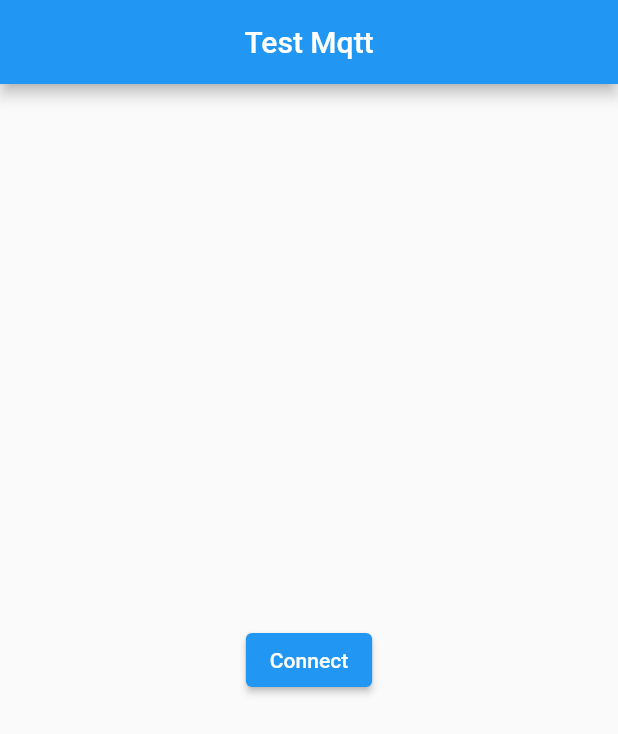
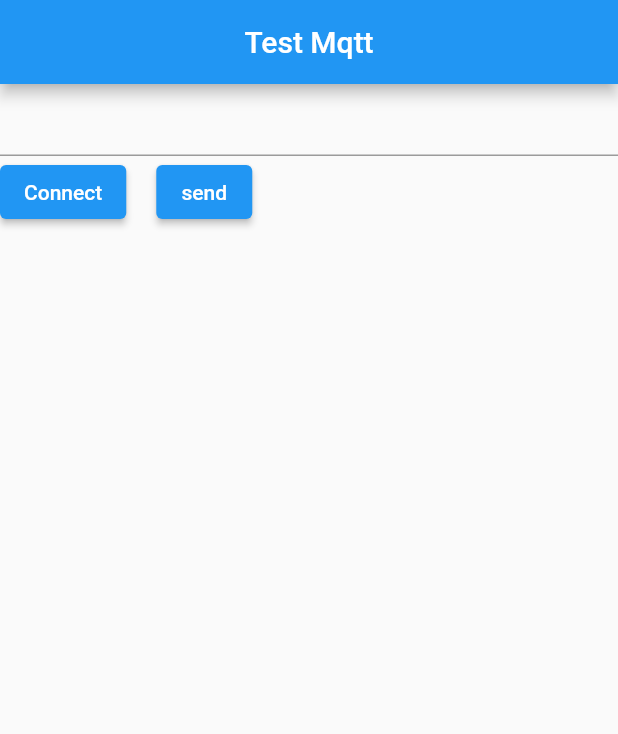
Before and after one commit to diaa-woo/Mqtt-App-Sample, a Flutter app: the screen it shows after launch, on a phone screen of 412 x 824 dp. Shown: the top 734 px of the screen. Run offline on Flutter 3.47's test engine with Material 2 defaults, Android fonts, the phone set to English and light mode, and no system bars; missing offline and left inert: mqtt_client.

Commit message:
Update Files
Improving

```diff
--- a/lib/main.dart
+++ b/lib/main.dart
@@ -37,13 +37,15 @@ class System extends StatelessWidget {
 class TestPage extends StatefulWidget {
   static const String path = "/test";
   final MqttProvider mqttProvider;
-  const TestPage({Key? key, required this.mqttProvider}) : super(key: key);
+  TestPage({Key? key, required this.mqttProvider}) : super(key: key);
 
   @override
   State<TestPage> createState() => _TestPageState();
 }
 
 class _TestPageState extends State<TestPage> {
+  TextEditingController tc = TextEditingController();
+  final FocusNode fn = FocusNode();
   @override
   Widget build(BuildContext context) {
     return SafeArea(
@@ -53,10 +55,26 @@ class _TestPageState extends State<TestPage> {
             centerTitle: true,
           ),
           body: Center(
-            child: widget.mqttProvider.isLoad ? const Text("Loading!") : ElevatedButton(
-              child: const Text('Connect'),
-              onPressed: () async => await move(context),
-            ),
+            child: Column(
+              children: [
+                TextField(
+                  controller: tc,
+                ),
+                widget.mqttProvider.isLoad ? const Text("Loading!") : Row(
+                  children: [
+                    ElevatedButton(
+                      child: const Text('Connect'),
+                      onPressed: () async => await move(context),
+                    ),
+                    const SizedBox(width: 20),
+                    ElevatedButton(
+                      child: const Text('send'),
+                      onPressed: () => send(),
+                    )
+                  ],
+                )
+              ],
+            )
           ),
         )
     );
@@ -95,4 +113,11 @@ class _TestPageState extends State<TestPage> {
       );
     }
   }
+
+  void send(){
+    fn.unfocus();
+    if(tc.text.isEmpty) return;
+    widget.mqttProvider.sendChat(nickName: "test", chat: tc.text);
+    tc.clear();
+  }
 }
--- a/lib/provider/mqttProvider.dart
+++ b/lib/provider/mqttProvider.dart
@@ -41,6 +41,7 @@ class MqttProvider extends ChangeNotifier {
         String joinUserNickName = _json["join"];
         if(_chatUserList.indexOf(joinUserNickName) < 0){
           _chatUserList.add(joinUserNickName);
+          print(_chatUserList);
         }
       }
       else{
--- a/lib/provider/mqttRepo.dart
+++ b/lib/provider/mqttRepo.dart
@@ -20,8 +20,8 @@ class MqttRepo{
     }
   }
 
-  MqttServerClient client = MqttServerClient("192.168.0.2", "c")
-    ..port = 1883
+  MqttServerClient client = MqttServerClient("10.37.0.5", "c")
+    ..port = 2500
     ..setProtocolV311()
     ..keepAlivePeriod = 20
     ..onDisconnected = (){
```
